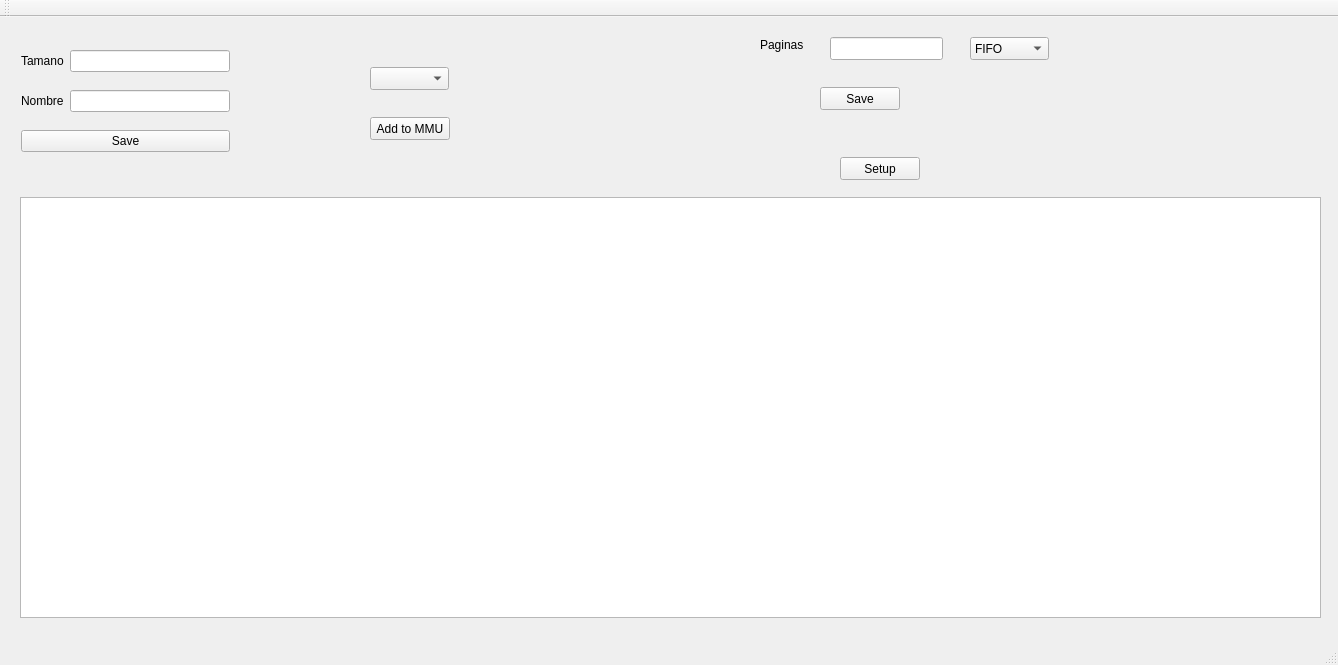
Old version of the form mainwindow.ui in the repository ECruz25/OS_Project_2.
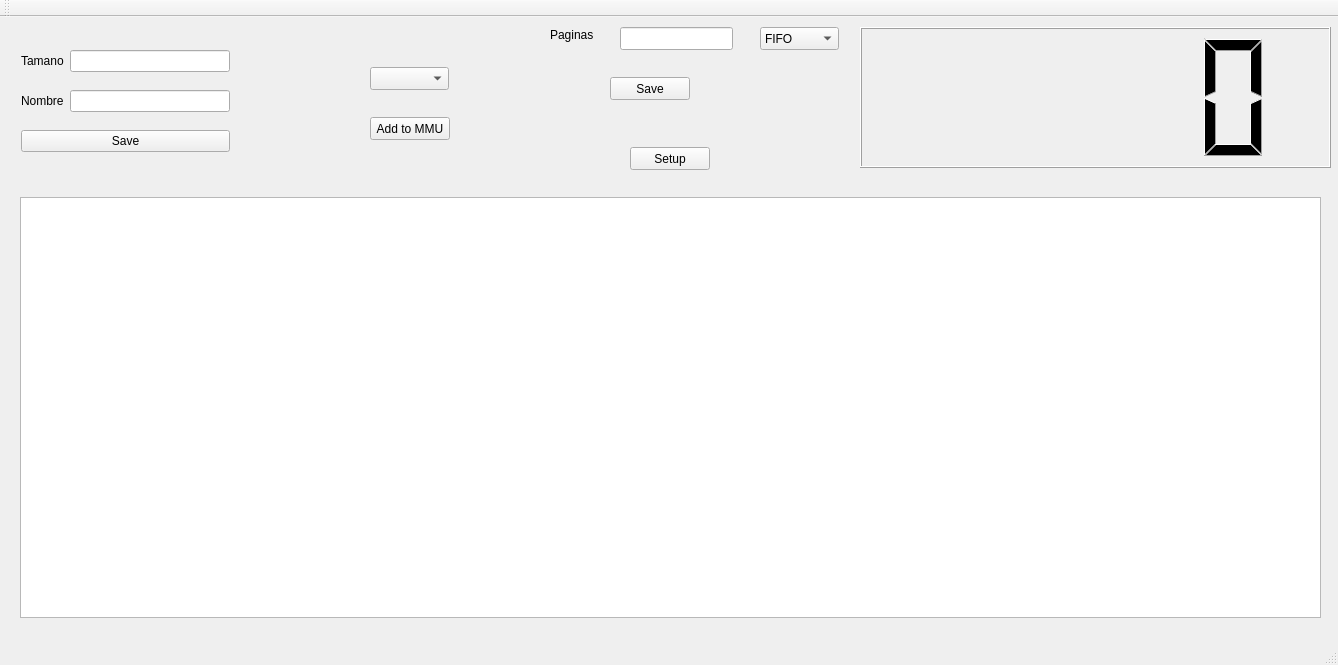
New version of the form.

Diff of the .ui file:
```diff
--- a/mainwindow.ui
+++ b/mainwindow.ui
@@ -74,8 +74,8 @@
    <widget class="QLabel" name="label_2">
     <property name="geometry">
      <rect>
-      <x>760</x>
-      <y>20</y>
+      <x>550</x>
+      <y>10</y>
       <width>59</width>
       <height>15</height>
      </rect>
@@ -87,8 +87,8 @@
    <widget class="QLineEdit" name="page_amount_edit">
     <property name="geometry">
      <rect>
-      <x>830</x>
-      <y>20</y>
+      <x>620</x>
+      <y>10</y>
       <width>113</width>
       <height>23</height>
      </rect>
@@ -97,8 +97,8 @@
    <widget class="QPushButton" name="page_amount_save_btn">
     <property name="geometry">
      <rect>
-      <x>820</x>
-      <y>70</y>
+      <x>610</x>
+      <y>60</y>
       <width>80</width>
       <height>23</height>
      </rect>
@@ -110,8 +110,8 @@
    <widget class="QPushButton" name="setup_btn">
     <property name="geometry">
      <rect>
-      <x>840</x>
-      <y>140</y>
+      <x>630</x>
+      <y>130</y>
       <width>80</width>
       <height>23</height>
      </rect>
@@ -146,8 +146,8 @@
    <widget class="QComboBox" name="comboBox">
     <property name="geometry">
      <rect>
-      <x>970</x>
-      <y>20</y>
+      <x>760</x>
+      <y>10</y>
       <width>79</width>
       <height>23</height>
      </rect>
@@ -178,6 +178,16 @@
      </property>
     </item>
    </widget>
+   <widget class="QLCDNumber" name="lcdNumber">
+    <property name="geometry">
+     <rect>
+      <x>860</x>
+      <y>10</y>
+      <width>471</width>
+      <height>141</height>
+     </rect>
+    </property>
+   </widget>
   </widget>
   <widget class="QMenuBar" name="menuBar">
    <property name="geometry">
```
Left out of the diff: 2 changed lines with no effect on the pictures.
